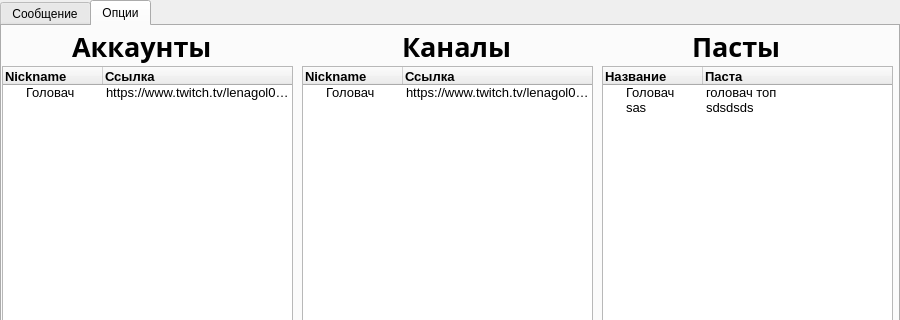
Before: the Qt Designer form widget/widget.ui in feed619/TwitchBots, drawn with Qt 5; both pictures show x 0 to 900 and y 0 to 320 of the 900 by 600 pixel window.
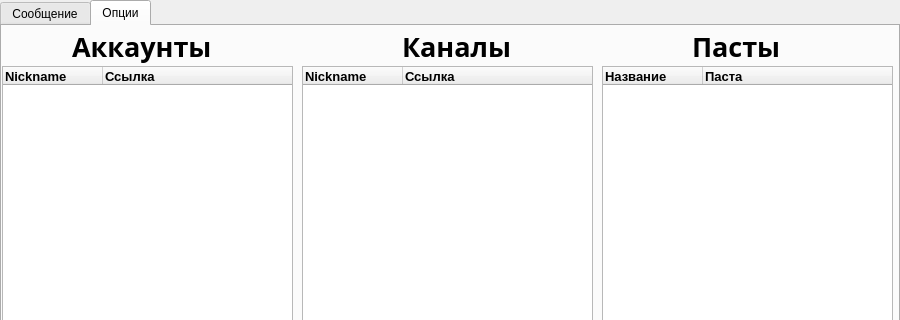
After: the same form once the commit is applied.

Patch:
```diff
--- a/widget/widget.ui
+++ b/widget/widget.ui
@@ -392,14 +392,6 @@
         </font>
        </property>
       </column>
-      <item>
-       <property name="text">
-        <string>Головач</string>
-       </property>
-       <property name="text">
-        <string>https://www.twitch.tv/lenagol0vach</string>
-       </property>
-      </item>
      </widget>
      <widget class="QPushButton" name="ButtonAddAcc">
       <property name="geometry">
@@ -507,14 +499,6 @@
         </font>
        </property>
       </column>
-      <item>
-       <property name="text">
-        <string>Головач</string>
-       </property>
-       <property name="text">
-        <string>https://www.twitch.tv/lenagol0vach</string>
-       </property>
-      </item>
      </widget>
      <widget class="QPushButton" name="ButtonAdd_Channel">
       <property name="geometry">
@@ -622,22 +606,6 @@
         </font>
        </property>
       </column>
-      <item>
-       <property name="text">
-        <string>Головач</string>
-       </property>
-       <property name="text">
-        <string>головач топ</string>
-       </property>
-      </item>
-      <item>
-       <property name="text">
-        <string>sas</string>
-       </property>
-       <property name="text">
-        <string>sdsdsds</string>
-       </property>
-      </item>
      </widget>
      <widget class="QPushButton" name="ButtonAddPaste">
       <property name="geometry">
```
